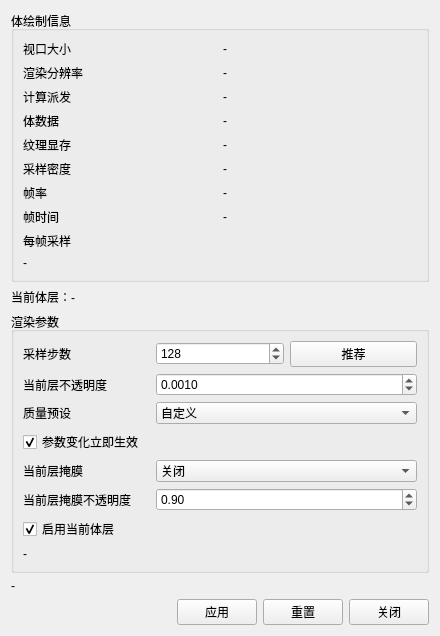
First picture: the form in Qt/Resources/UI/igQtVolumeRendering.ui, repository hu-shuhan/editOpeniGame, before the edit.
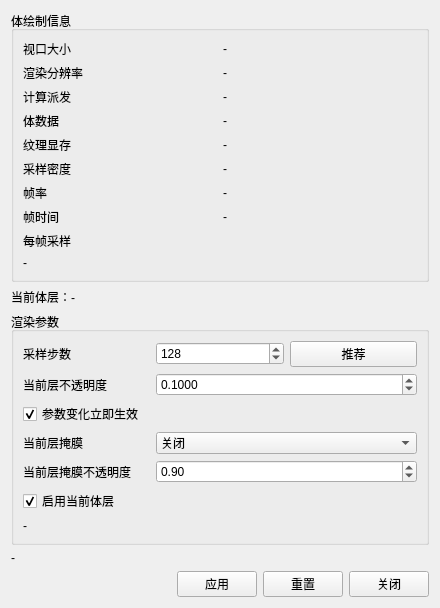
Second picture: the form after the edit.

```diff
--- a/Qt/Resources/UI/igQtVolumeRendering.ui
+++ b/Qt/Resources/UI/igQtVolumeRendering.ui
@@ -238,48 +238,17 @@
           <double>0.000100000000000</double>
          </property>
          <property name="maximum">
-          <double>0.050000000000000</double>
+          <double>1.000000000000000</double>
          </property>
          <property name="singleStep">
           <double>0.000100000000000</double>
          </property>
          <property name="value">
-          <double>0.001000000000000</double>
+          <double>0.100000000000000</double>
          </property>
        </widget>
       </item>
-      <item row="2" column="0">
-       <widget class="QLabel" name="label_PresetTitle">
-        <property name="text">
-         <string>质量预设</string>
-        </property>
-       </widget>
-      </item>
-      <item row="2" column="1" colspan="2">
-       <widget class="QComboBox" name="comboBox_Preset">
-        <item>
-         <property name="text">
-          <string>自定义</string>
-         </property>
-        </item>
-        <item>
-         <property name="text">
-          <string>快速预览（128 步 / 0.0005）</string>
-         </property>
-        </item>
-        <item>
-         <property name="text">
-          <string>标准（512 步 / 0.001）</string>
-         </property>
-        </item>
-        <item>
-         <property name="text">
-          <string>精细（推荐步数 / 0.0015）</string>
-         </property>
-        </item>
-       </widget>
-      </item>
-      <item row="3" column="0" colspan="3">
+      <item row="2" column="0" colspan="3">
        <widget class="QCheckBox" name="checkBox_LiveUpdate">
         <property name="text">
          <string>参数变化立即生效</string>
@@ -289,7 +258,7 @@
         </property>
        </widget>
       </item>
-      <item row="4" column="0" colspan="3">
+      <item row="3" column="0" colspan="3">
        <widget class="QLabel" name="label_MaskTitle">
         <property name="toolTip">
          <string>空白/ghost体素处理方式,需要vtkValidPointMask或vtkGhostType</string>
@@ -299,7 +268,7 @@
         </property>
        </widget>
       </item>
-      <item row="4" column="1" colspan="2">
+      <item row="3" column="1" colspan="2">
        <widget class="QComboBox" name="comboBox_MaskMode">
         <property name="toolTip">
          <string>无效体素处理。挖空：完全不贡献；实体：固定颜色绘制</string>
@@ -321,14 +290,14 @@
         </item>
        </widget>
       </item>
-      <item row="5" column="0">
+      <item row="4" column="0">
        <widget class="QLabel" name="label_ShellOpacityTitle">
         <property name="text">
          <string>当前层掩膜不透明度</string>
         </property>
        </widget>
       </item>
-      <item row="5" column="1" colspan="2">
+      <item row="4" column="1" colspan="2">
        <widget class="QDoubleSpinBox" name="doubleSpinBox_ShellOpacity">
         <property name="decimals">
          <number>2</number>
@@ -347,7 +316,7 @@
         </property>
        </widget>
       </item>
-      <item row="6" column="0" colspan="3">
+      <item row="5" column="0" colspan="3">
        <widget class="QCheckBox" name="checkBox_CurrentLayerEnabled">
         <property name="toolTip">
          <string>启用/停用当前选中的体层（每个模型独立）</string>
@@ -360,7 +329,7 @@
         </property>
        </widget>
       </item>
-      <item row="7" column="0" colspan="3">
+      <item row="6" column="0" colspan="3">
        <widget class="QLabel" name="label_StepsHint">
         <property name="text">
          <string>-</string>
```
